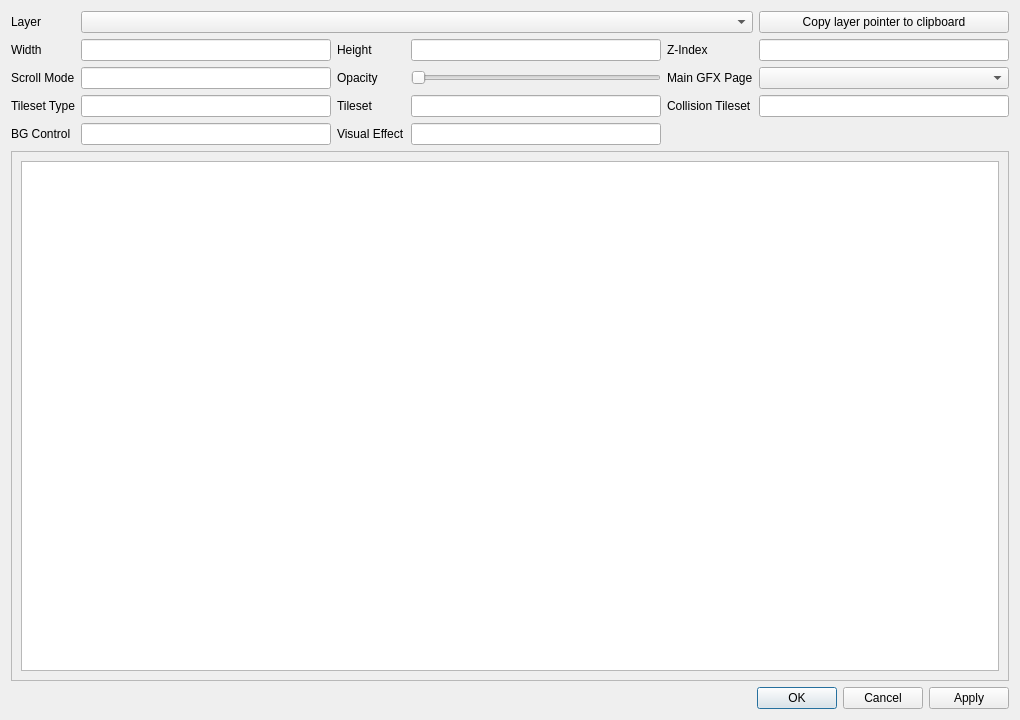
Above: dsvedit/layers_editor.ui from LagoLunatic/DSVEdit before the change. Below: the same form after it.
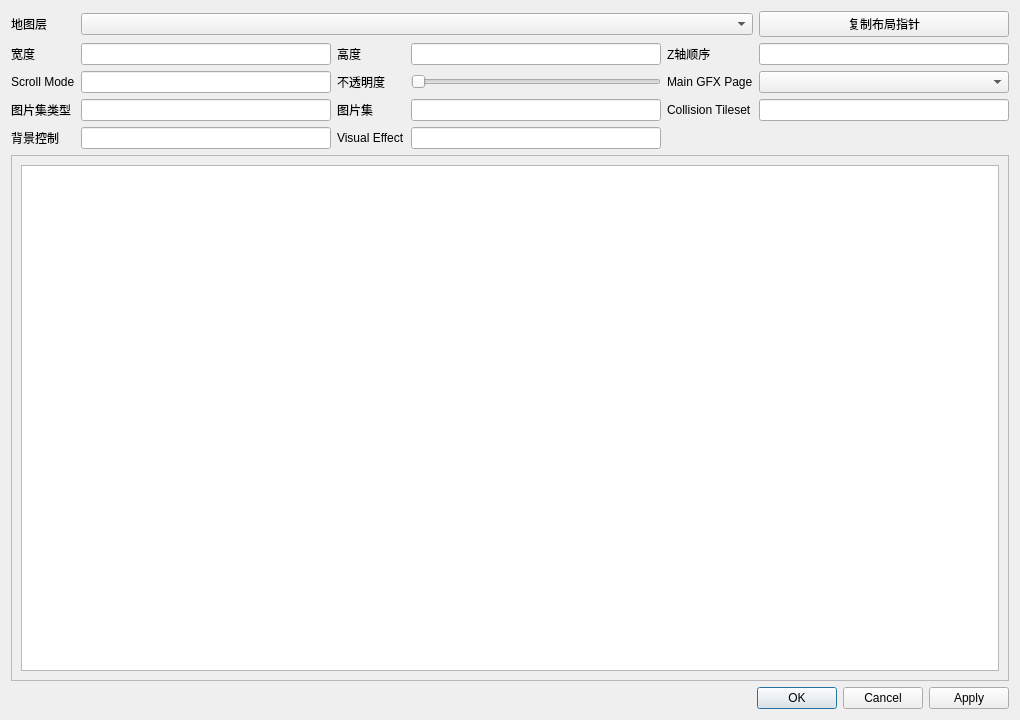
That is the form after the change.

```diff
--- a/dsvedit/layers_editor.ui
+++ b/dsvedit/layers_editor.ui
@@ -19,28 +19,28 @@
      <item row="3" column="2">
       <widget class="QLabel" name="label_7">
        <property name="text">
-        <string>Tileset</string>
+        <string>图片集</string>
        </property>
       </widget>
      </item>
      <item row="0" column="0">
       <widget class="QLabel" name="label">
        <property name="text">
-        <string>Layer</string>
+        <string>地图层</string>
        </property>
       </widget>
      </item>
      <item row="1" column="0">
       <widget class="QLabel" name="label_2">
        <property name="text">
-        <string>Width</string>
+        <string>宽度</string>
        </property>
       </widget>
      </item>
      <item row="1" column="2">
       <widget class="QLabel" name="label_3">
        <property name="text">
-        <string>Height</string>
+        <string>高度</string>
        </property>
       </widget>
      </item>
@@ -60,7 +60,7 @@
      <item row="1" column="4">
       <widget class="QLabel" name="label_4">
        <property name="text">
-        <string>Z-Index</string>
+        <string>Z轴顺序</string>
        </property>
       </widget>
      </item>
@@ -73,7 +73,7 @@
      <item row="2" column="2">
       <widget class="QLabel" name="label_5">
        <property name="text">
-        <string>Opacity</string>
+        <string>不透明度</string>
        </property>
       </widget>
      </item>
@@ -100,7 +100,7 @@
      <item row="3" column="0">
       <widget class="QLabel" name="label_9">
        <property name="text">
-        <string>Tileset Type</string>
+        <string>图片集类型</string>
        </property>
       </widget>
      </item>
@@ -123,7 +123,7 @@
      <item row="4" column="0">
       <widget class="QLabel" name="label_11">
        <property name="text">
-        <string>BG Control</string>
+        <string>背景控制</string>
        </property>
       </widget>
      </item>
@@ -136,7 +136,7 @@
      <item row="0" column="5">
       <widget class="QPushButton" name="copy_layer_pointer">
        <property name="text">
-        <string>Copy layer pointer to clipboard</string>
+        <string>复制布局指针</string>
        </property>
       </widget>
      </item>
```
Left out of the diff: 2 changed lines with no effect on the pictures.
